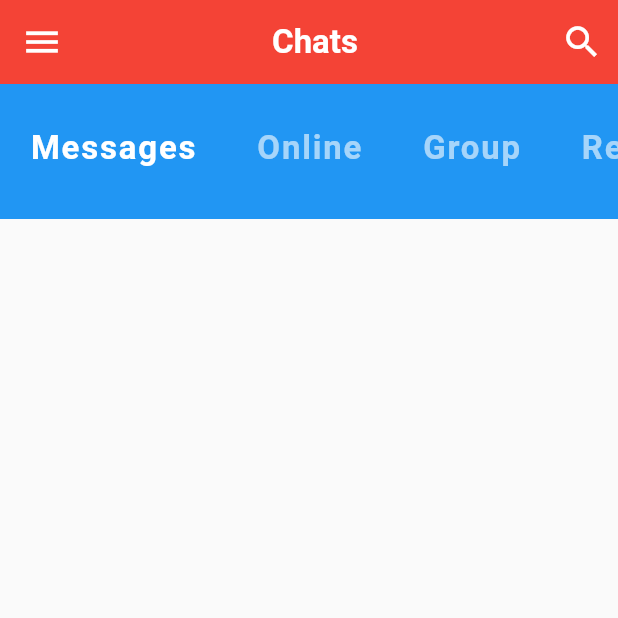
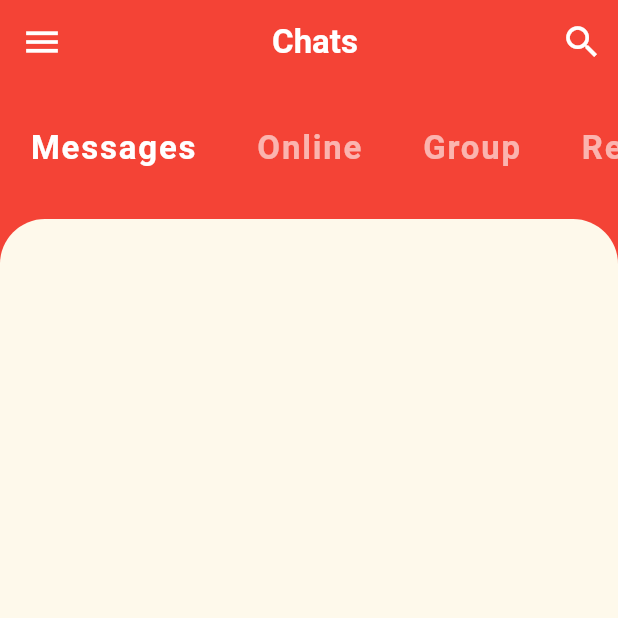
Before and after one commit to najmulmyself/Chat-UI, a Flutter app: the screen it shows after launch, on a phone screen of 412 x 824 dp, the top half of it. Run offline on Flutter 3.47's test engine with Material 2 defaults, Android fonts, the phone set to English and light mode, and no system bars.

Commit message:
expanded radius border added

```diff
--- a/lib/home_screen.dart
+++ b/lib/home_screen.dart
@@ -13,6 +13,7 @@ class _HomeScreenState extends State<HomeScreen> {
   @override
   Widget build(BuildContext context) {
     return Scaffold(
+      backgroundColor: Theme.of(context).primaryColor,
       appBar: AppBar(
         leading: IconButton(
           onPressed: () {},
@@ -46,6 +47,17 @@ class _HomeScreenState extends State<HomeScreen> {
       body: Column(
         children: [
           Category_selector(),
+          Expanded(
+            child: Container(
+              // height: 400,
+              decoration: BoxDecoration(
+                color: Theme.of(context).accentColor,
+                borderRadius: BorderRadius.only(
+                    topLeft: Radius.circular(30),
+                    topRight: Radius.circular(30)),
+              ),
+            ),
+          ),
         ],
       ),
     );
--- a/lib/widgets/category_selector.dart
+++ b/lib/widgets/category_selector.dart
@@ -6,23 +6,20 @@ class Category_selector extends StatefulWidget {
 }
 
 class _Category_selectorState extends State<Category_selector> {
-  // const Category_selector({
   int selectedIndex = 0;
-
   List categories = ['Messages', 'Online', 'Group', 'Requests'];
-
   @override
   Widget build(BuildContext context) {
     return Container(
       height: 90,
-      color: Colors.blue,
+      color: Theme.of(context).primaryColor,
       child: ListView.builder(
         scrollDirection: Axis.horizontal,
         itemBuilder: (context, index) {
           return GestureDetector(
             onTap: () {
               setState(() {
-                selectedIndex == index;
+                selectedIndex = index;
               });
             },
             child: Padding(
```
